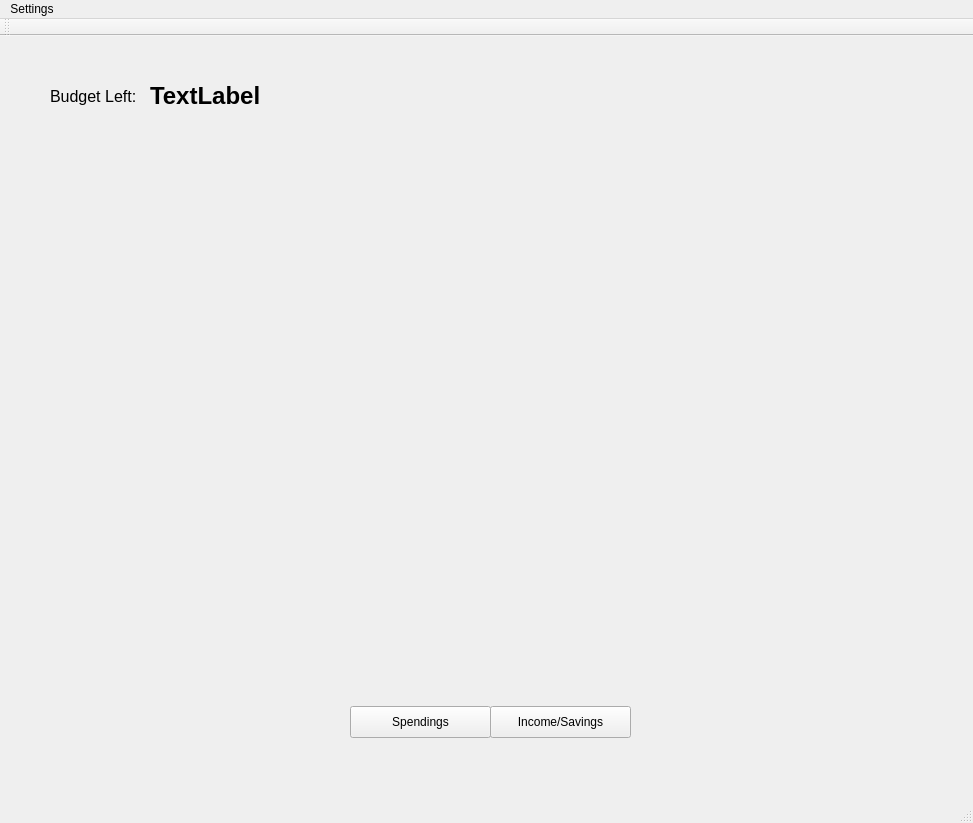
IvanInandan/EZBudget, file EZbudget/maindashboard.ui: the form before one commit.
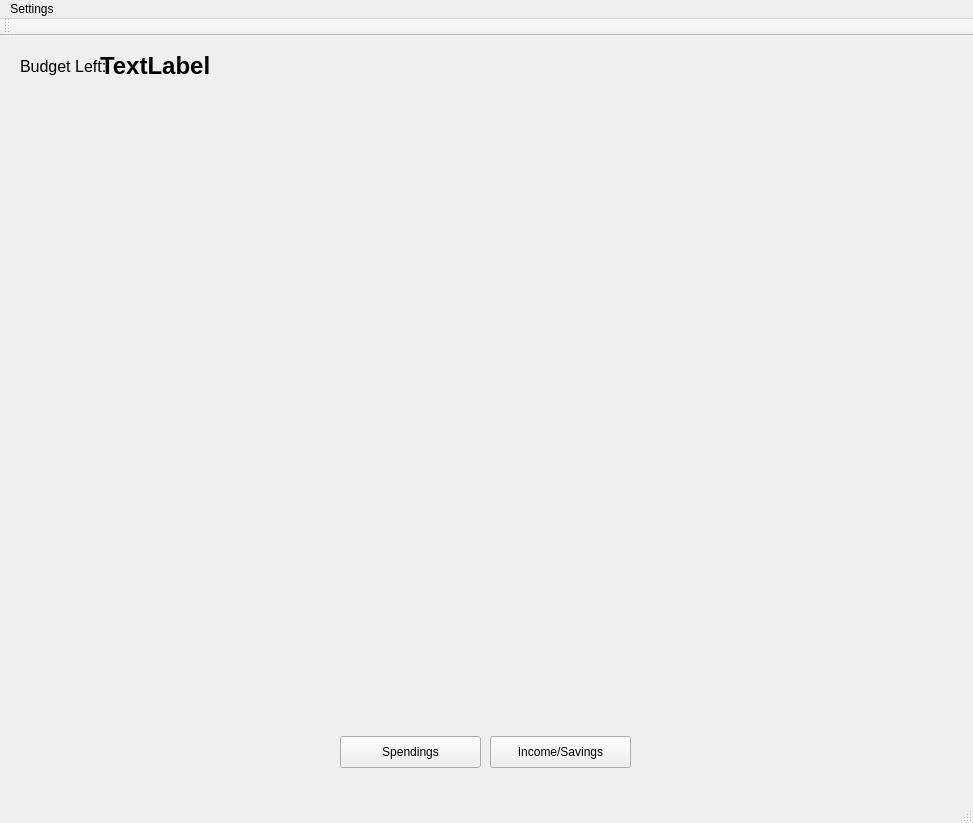
The form after the commit.

```diff
--- a/EZbudget/maindashboard.ui
+++ b/EZbudget/maindashboard.ui
@@ -17,18 +17,18 @@
    <widget class="QWidget" name="spendingChartPlaceholder" native="true">
     <property name="geometry">
      <rect>
-      <x>160</x>
-      <y>100</y>
-      <width>641</width>
-      <height>301</height>
+      <x>100</x>
+      <y>70</y>
+      <width>761</width>
+      <height>321</height>
      </rect>
     </property>
    </widget>
    <widget class="QPushButton" name="spendingsButton">
     <property name="geometry">
      <rect>
-      <x>350</x>
-      <y>670</y>
+      <x>340</x>
+      <y>700</y>
       <width>141</width>
       <height>32</height>
      </rect>
@@ -41,7 +41,7 @@
     <property name="geometry">
      <rect>
       <x>490</x>
-      <y>670</y>
+      <y>700</y>
       <width>141</width>
       <height>32</height>
      </rect>
@@ -56,15 +56,15 @@
       <x>40</x>
       <y>440</y>
       <width>901</width>
-      <height>191</height>
+      <height>241</height>
      </rect>
     </property>
    </widget>
    <widget class="QLabel" name="budgetLabel">
     <property name="geometry">
      <rect>
-      <x>50</x>
-      <y>40</y>
+      <x>20</x>
+      <y>10</y>
       <width>111</width>
       <height>41</height>
      </rect>
@@ -76,8 +76,8 @@
    <widget class="QLabel" name="budgetLabelUpdate">
     <property name="geometry">
      <rect>
-      <x>150</x>
-      <y>40</y>
+      <x>100</x>
+      <y>10</y>
       <width>131</width>
       <height>41</height>
      </rect>
```
Left out of the diff: 2 changed lines with no effect on the pictures.
